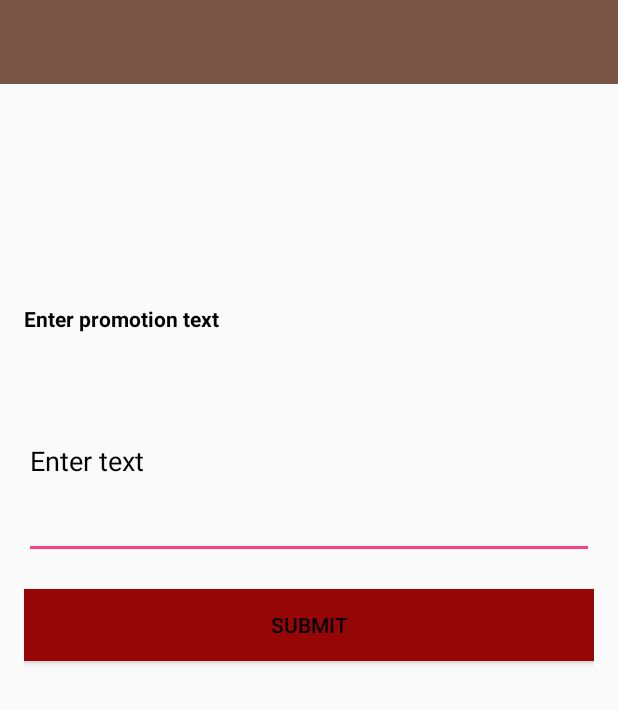
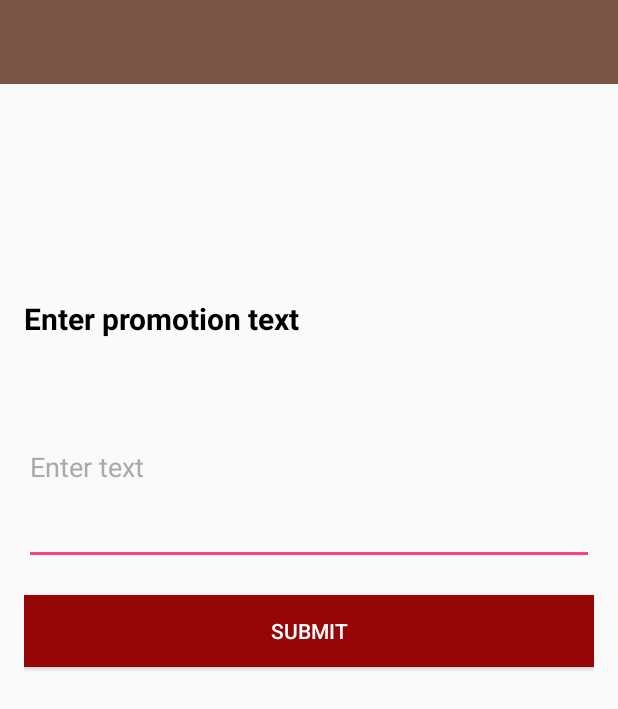
Before and after one commit to MayuraUthpala/PDMnew, an Android app: the activity_promotion_admin screen opened directly, with no data from a screen before it, after a tap on "SUBMIT", on a phone screen of 412 x 824 dp. Shown: the top 709 px of the screen. Run offline under Robolectric (Android 15) with nearby library versions, the phone set to English and light mode, and no system bars; our stand-ins replace Firebase (no records; nobody signed in at launch, a user with empty details on screens opened directly).

Commit message:
promotion add

```diff
--- a/app/src/main/java/com/example/mayur/pdm/activity_promotion_admin.java
+++ b/app/src/main/java/com/example/mayur/pdm/activity_promotion_admin.java
@@ -37,6 +37,9 @@ public class activity_promotion_admin extends AppCompatActivity {
             @Override
             public void onClick(View view) {
                 ref.push().setValue(promtext.getText().toString());
+                Toast.makeText(getApplicationContext(),"Saved to database",Toast.LENGTH_SHORT).show();
+                promtext.setText("");
+
 
                        /* new DatabaseReference.CompletionListener() {
                     @Override
--- a/app/src/main/res/layout/activity_promotion_admin.xml
+++ b/app/src/main/res/layout/activity_promotion_admin.xml
@@ -30,6 +30,7 @@
             android:text="Enter promotion text"
             android:textColor="@android:color/black"
             android:textColorHint="@android:color/darker_gray"
+            android:textSize="20dp"
             android:textStyle="bold" />
 
         <EditText
@@ -41,7 +42,7 @@
             android:lines="5"
             android:inputType="textCapSentences|textMultiLine"
             android:textColor="@android:color/black"
-            android:textColorHint="@android:color/black" />
+            android:textColorHint="@android:color/darker_gray" />
 
 
 
@@ -54,7 +55,7 @@
             android:background="@color/nnn"
             android:text="@string/btn_submit"
             android:layout_marginBottom="180dp"
-            android:textColor="@android:color/black" />
+            android:textColor="@android:color/white" />
 
 
     </LinearLayout>
```
